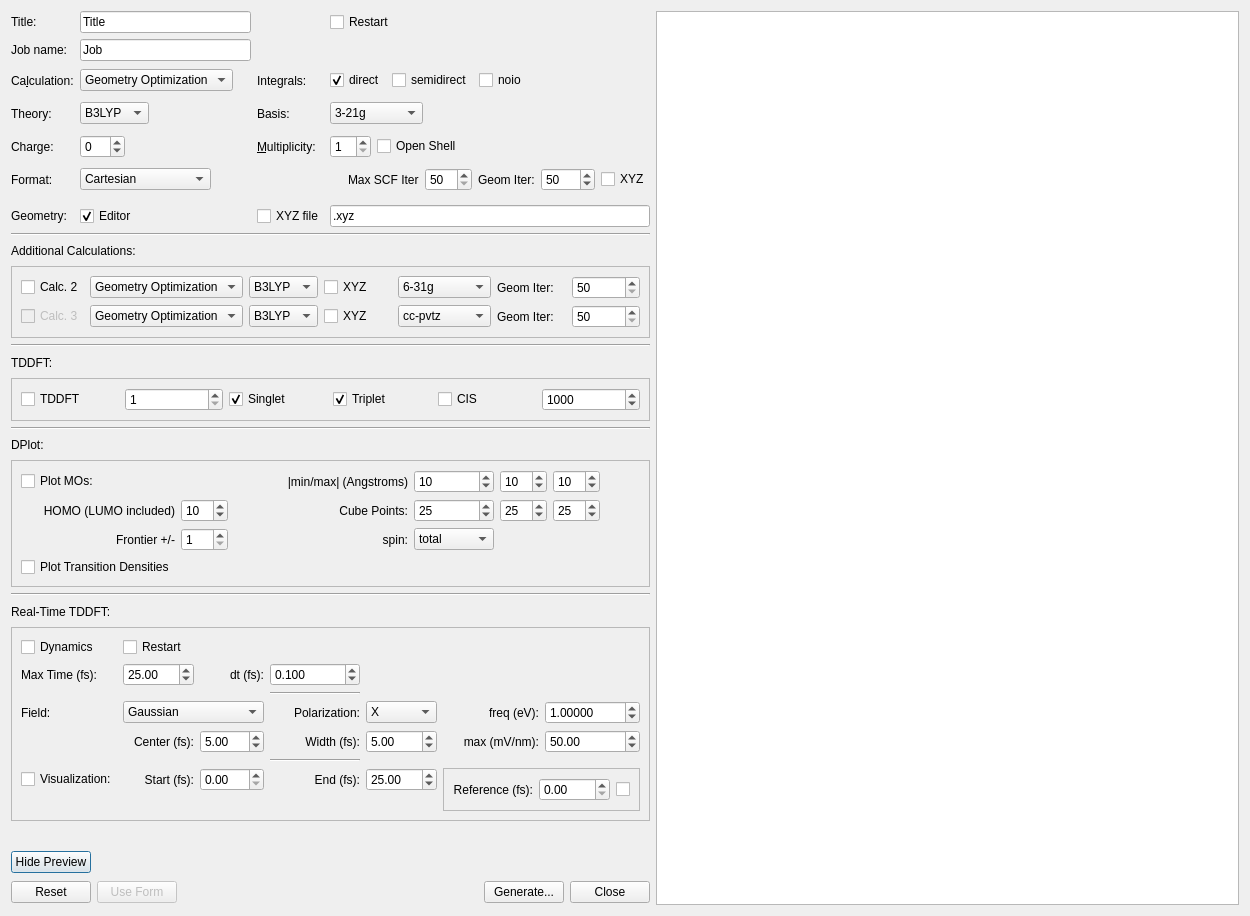
Old version of the form nwcheminputdialog.ui in the repository chapmanlab/nwinput.
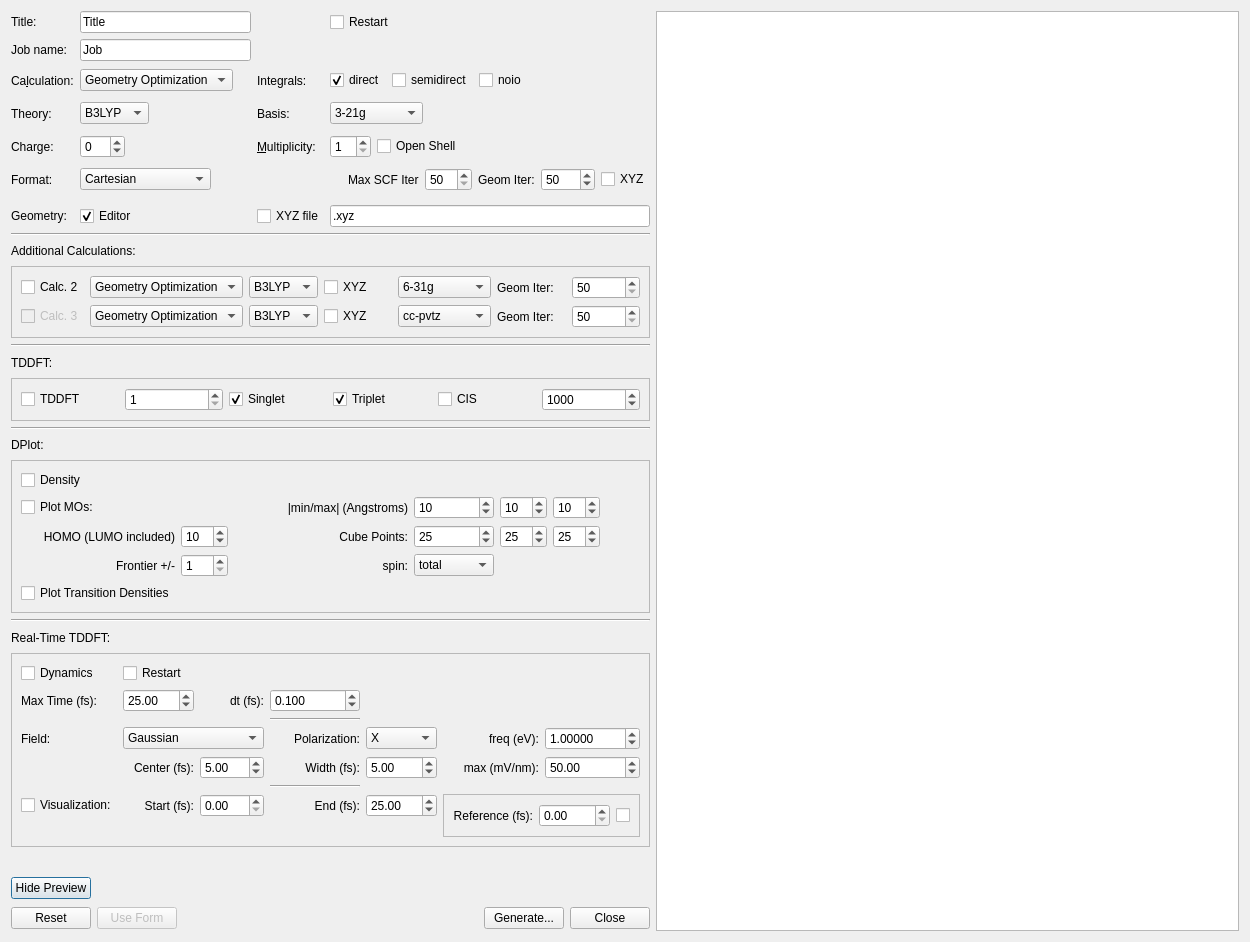
New version of the form.

Commit message: adds dplot density

What changed in the file:
```diff
--- a/nwcheminputdialog.ui
+++ b/nwcheminputdialog.ui
@@ -7,7 +7,7 @@
     <x>0</x>
     <y>0</y>
     <width>1250</width>
-    <height>916</height>
+    <height>942</height>
    </rect>
   </property>
   <property name="sizePolicy">
@@ -140,7 +140,7 @@
       <enum>QFrame::Raised</enum>
      </property>
      <layout class="QGridLayout" name="gridLayout_6">
-      <item row="4" column="0">
+      <item row="5" column="0">
        <widget class="QLabel" name="label_14">
         <property name="text">
          <string>Frontier +/-</string>
@@ -150,7 +150,7 @@
         </property>
        </widget>
       </item>
-      <item row="4" column="3">
+      <item row="5" column="3">
        <widget class="QLabel" name="label_18">
         <property name="text">
          <string>spin:</string>
@@ -160,14 +160,14 @@
         </property>
        </widget>
       </item>
-      <item row="4" column="1">
+      <item row="5" column="1">
        <widget class="QSpinBox" name="spinBox_frontier">
         <property name="minimum">
          <number>1</number>
         </property>
        </widget>
       </item>
-      <item row="3" column="8">
+      <item row="4" column="8">
        <spacer name="horizontalSpacer_11">
         <property name="orientation">
          <enum>Qt::Horizontal</enum>
@@ -180,7 +180,7 @@
         </property>
        </spacer>
       </item>
-      <item row="2" column="3">
+      <item row="3" column="3">
        <widget class="QLabel" name="label_4">
         <property name="sizePolicy">
          <sizepolicy hsizetype="Preferred" vsizetype="Preferred">
@@ -199,7 +199,7 @@
         </property>
        </widget>
       </item>
-      <item row="2" column="8">
+      <item row="3" column="8">
        <spacer name="horizontalSpacer_10">
         <property name="orientation">
          <enum>Qt::Horizontal</enum>
@@ -212,14 +212,14 @@
         </property>
        </spacer>
       </item>
-      <item row="2" column="6">
+      <item row="3" column="6">
        <widget class="QSpinBox" name="spinBox_cubemm2">
         <property name="value">
          <number>10</number>
         </property>
        </widget>
       </item>
-      <item row="3" column="3">
+      <item row="4" column="3">
        <widget class="QLabel" name="label_11">
         <property name="sizePolicy">
          <sizepolicy hsizetype="Preferred" vsizetype="Preferred">
@@ -235,21 +235,21 @@
         </property>
        </widget>
       </item>
-      <item row="2" column="5">
+      <item row="3" column="5">
        <widget class="QSpinBox" name="spinBox_cubemm1">
         <property name="value">
          <number>10</number>
         </property>
        </widget>
       </item>
-      <item row="2" column="7">
+      <item row="3" column="7">
        <widget class="QSpinBox" name="spinBox_cubemm3">
         <property name="value">
          <number>10</number>
         </property>
        </widget>
       </item>
-      <item row="8" column="0">
+      <item row="9" column="0">
        <widget class="QCheckBox" name="checkBox_transden">
         <property name="whatsThis">
          <string extracomment="Set number of transitions with TDDFT states above"/>
@@ -259,14 +259,14 @@
         </property>
        </widget>
       </item>
-      <item row="2" column="0">
+      <item row="3" column="0">
        <widget class="QCheckBox" name="checkBox_mo">
         <property name="text">
          <string>Plot MOs:</string>
         </property>
        </widget>
       </item>
-      <item row="3" column="1">
+      <item row="4" column="1">
        <widget class="QSpinBox" name="spinBox_homo">
         <property name="minimum">
          <number>1</number>
@@ -279,7 +279,7 @@
         </property>
        </widget>
       </item>
-      <item row="3" column="0">
+      <item row="4" column="0">
        <widget class="QLabel" name="label_12">
         <property name="text">
          <string>HOMO (LUMO included)</string>
@@ -289,20 +289,20 @@
         </property>
        </widget>
       </item>
-      <item row="3" column="5">
-       <widget class="QSpinBox" name="spinBox_cubep1">
-        <property name="maximum">
-         <number>200</number>
-        </property>
-        <property name="singleStep">
-         <number>5</number>
-        </property>
-        <property name="value">
-         <number>25</number>
-        </property>
-       </widget>
-      </item>
       <item row="4" column="5">
+       <widget class="QSpinBox" name="spinBox_cubep1">
+        <property name="maximum">
+         <number>200</number>
+        </property>
+        <property name="singleStep">
+         <number>5</number>
+        </property>
+        <property name="value">
+         <number>25</number>
+        </property>
+       </widget>
+      </item>
+      <item row="5" column="5">
        <widget class="QComboBox" name="comboBox_spin">
         <item>
          <property name="text">
@@ -326,7 +326,7 @@
         </item>
        </widget>
       </item>
-      <item row="3" column="6">
+      <item row="4" column="6">
        <widget class="QSpinBox" name="spinBox_cubep2">
         <property name="maximum">
          <number>200</number>
@@ -339,7 +339,7 @@
         </property>
        </widget>
       </item>
-      <item row="3" column="7">
+      <item row="4" column="7">
        <widget class="QSpinBox" name="spinBox_cubep3">
         <property name="maximum">
          <number>200</number>
@@ -352,6 +352,13 @@
         </property>
        </widget>
       </item>
+      <item row="2" column="0">
+       <widget class="QCheckBox" name="checkBox_density">
+        <property name="text">
+         <string>Density</string>
+        </property>
+       </widget>
+      </item>
      </layout>
     </widget>
    </item>
```
The commit also changes 2 other files.
